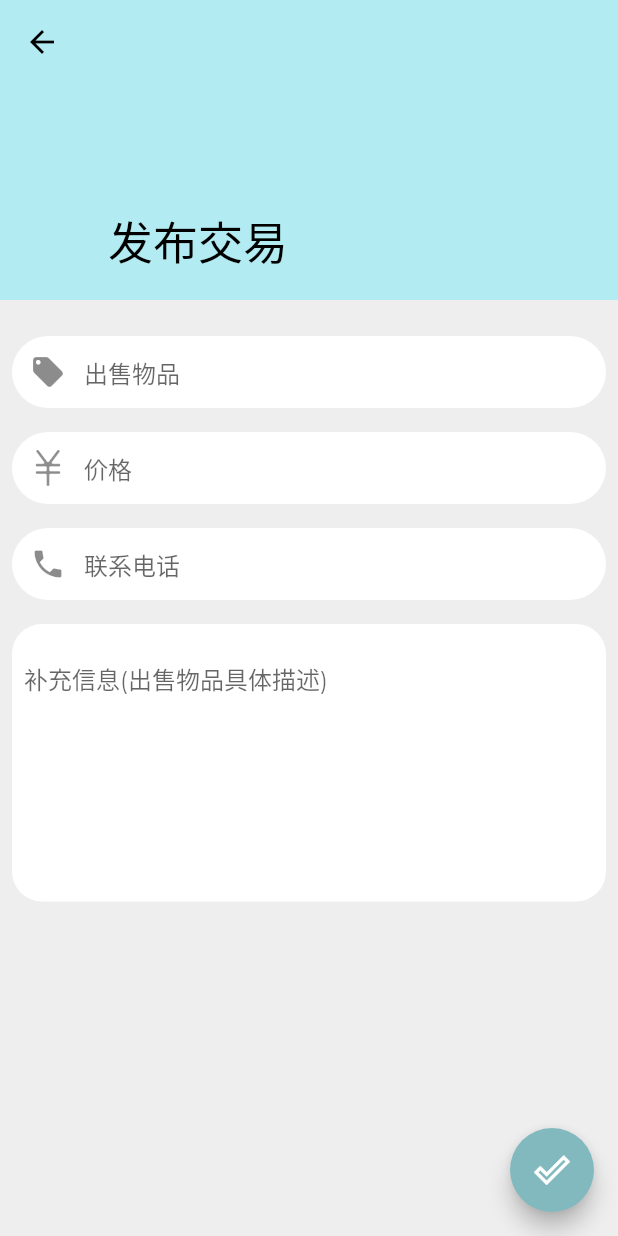
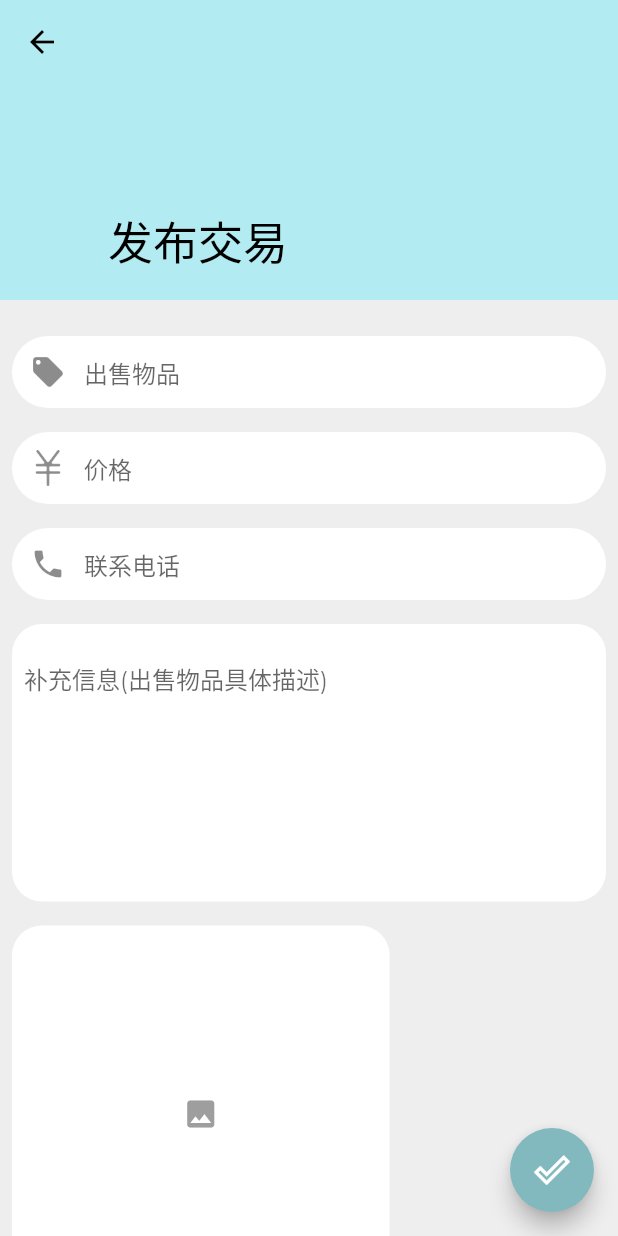
Before and after one commit to Haurchefant-G/Tsingvat, a Flutter app: the newGoodsPage screen opened directly, on a phone screen of 412 x 824 dp. Run offline on Flutter 3.47's test engine with Material 2 defaults, Android fonts, the phone set to English and light mode, and no system bars; our stand-ins replace cached_network_image, dio, flutter_screenutil, image_picker, shared_preferences; accounts and stored records are empty; generated files the repository leaves out were written again; statements that could not run were skipped; project files that could hold a hidden picture were left out.

Commit message:
tsingvat_0.2.6

```diff
--- a/tsingvat/lib/HomePage.dart
+++ b/tsingvat/lib/HomePage.dart
@@ -9,6 +9,7 @@ import 'package:tsingvat/tabPage/NewsPage.dart';
 import 'package:tsingvat/tabPage/InfoPage.dart';
 import 'package:tsingvat/tabPage/TaskPage.dart';
 import 'package:tsingvat/util/GradientUtil.dart';
+import 'package:tsingvat/util/SharedPreferenceUtil.dart';
 
 class HomePage extends StatefulWidget {
   HomePage({Key key, this.title}) : super(key: key);
@@ -246,6 +247,7 @@ class _HomePageState extends State<HomePage> with TickerProviderStateMixin {
             IconButton(
                 icon: Icon(Icons.home),
                 onPressed: () {
+                  SharedPreferenceUtil.remove('password');
                   Navigator.pushReplacementNamed(context, "loginPage");
                 }),
             SizedBox(),
--- a/tsingvat/lib/page/newGoodsPage.dart
+++ b/tsingvat/lib/page/newGoodsPage.dart
@@ -1,5 +1,8 @@
+import 'dart:io';
 import 'package:flutter/material.dart';
 import 'package:flutter/services.dart';
+import 'package:image_picker/image_picker.dart';
+import 'package:flutter_screenutil/flutter_screenutil.dart';
 
 class newGoodsPage extends StatefulWidget {
   @override
@@ -17,6 +20,8 @@ class _newGoodsPageState extends State<newGoodsPage> {
   String endDetail;
   String endTime = '送达时间';
   String phone = '';
+  final picker = ImagePicker();
+  File _image;
 
   List<DropdownMenuItem<String>> locationItems = [
     '第六教学楼',
@@ -31,6 +36,16 @@ class _newGoodsPageState extends State<newGoodsPage> {
       child: Text(v),
     );
   }).toList();
+
+  Future pickImage() async {
+    try {
+      final image = await picker.getImage(source: ImageSource.gallery);
+      setState(() {
+        _image = File(image.path);
+        print(_image);
+      });
+    } catch (e) {}
+  }
 
   @override
   Widget build(BuildContext context) {
@@ -102,7 +117,8 @@ class _newGoodsPageState extends State<newGoodsPage> {
                       Padding(padding: EdgeInsets.all(8.0)),
                       Container(
                           decoration: BoxDecoration(
-                          borderRadius: BorderRadius.all(Radius.circular(100)),
+                            borderRadius:
+                                BorderRadius.all(Radius.circular(100)),
                             color: Theme.of(context).dialogBackgroundColor,
                           ),
                           child: TextFormField(
@@ -130,8 +146,7 @@ class _newGoodsPageState extends State<newGoodsPage> {
                               }
                             },
                             onFieldSubmitted: (value) {},
-                        )
-                      ),
+                          )),
                       Padding(padding: EdgeInsets.all(8.0)),
                       Container(
                         decoration: BoxDecoration(
@@ -175,13 +190,45 @@ class _newGoodsPageState extends State<newGoodsPage> {
                           // inputFormatters: [
                           //   WhitelistingTextInputFormatter(RegExp("[1-9.]"))
                           // ],
-                          style: Theme.of(context).primaryTextTheme.subtitle1.copyWith(height: 1.8),
+                          style: Theme.of(context)
+                              .primaryTextTheme
+                              .subtitle1
+                              .copyWith(height: 1.8),
                           maxLines: 5,
                           keyboardType: TextInputType.multiline,
                           onSaved: (v) {},
                           validator: (v) {},
                           onFieldSubmitted: (value) {},
                         ),
+                      ),
+                      Padding(padding: EdgeInsets.all(8.0)),
+                      Row(
+                        children: <Widget>[
+                          Container(
+                              width: 220.w,
+                              height: 220.w,
+                              decoration: BoxDecoration(
+                                  borderRadius: BorderRadius.circular(20),
+                                  color: Colors.white),
+                              child: _image != null
+                                  ? FlatButton(
+                                      padding: EdgeInsets.zero,
+                                      onPressed: pickImage,
+                                      child: Container(
+                                          width: 220.w,
+                                          height: 220.w,
+                                          child: Image.file(
+                                            _image,
+                                            fit: BoxFit.cover,
+                                          )))
+                                  : FlatButton(
+                                      onPressed: pickImage,
+                                      child: Icon(
+                                        Icons.image,
+                                        color: Colors.grey,
+                                      ),
+                                    )),
+                        ],
                       ),
                       Padding(padding: EdgeInsets.only(top: 300)),
                     ],
```
Lines whose indentation alone changed are shown as unchanged.
